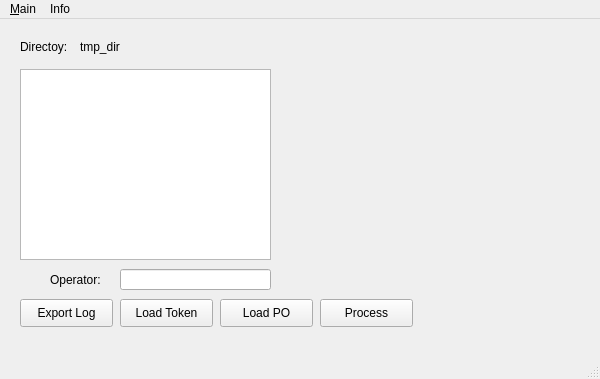
Before: the Qt Designer form gui/GUI_Automation.ui in FychanTW/automation_PO, drawn with Qt 5.
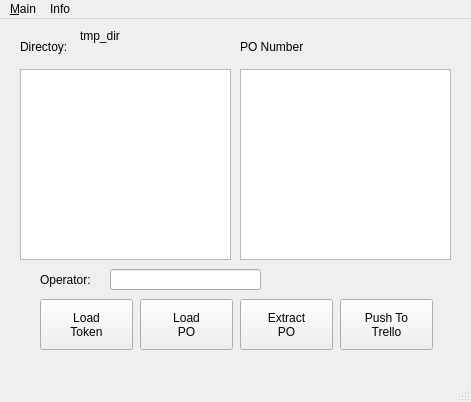
After: the same form once the commit is applied.

Diff of the .ui file:
```diff
--- a/gui/GUI_Automation.ui
+++ b/gui/GUI_Automation.ui
@@ -9,8 +9,8 @@
    <rect>
     <x>0</x>
     <y>0</y>
-    <width>600</width>
-    <height>379</height>
+    <width>471</width>
+    <height>402</height>
    </rect>
   </property>
   <property name="font">
@@ -35,83 +35,111 @@
    <widget class="QPushButton" name="ProcessBtn">
     <property name="geometry">
      <rect>
-      <x>320</x>
+      <x>240</x>
       <y>280</y>
       <width>93</width>
-      <height>28</height>
+      <height>51</height>
      </rect>
     </property>
     <property name="font">
      <font>
       <family>Arial</family>
       <pointsize>9</pointsize>
+      <weight>50</weight>
+      <italic>false</italic>
+      <bold>false</bold>
      </font>
     </property>
     <property name="text">
-     <string>Process</string>
+     <string>Extract
+PO</string>
     </property>
    </widget>
    <widget class="QPushButton" name="LoadPOBtn">
     <property name="geometry">
      <rect>
-      <x>220</x>
+      <x>140</x>
       <y>280</y>
       <width>93</width>
-      <height>28</height>
+      <height>51</height>
      </rect>
     </property>
     <property name="font">
      <font>
       <family>Arial</family>
       <pointsize>9</pointsize>
+      <weight>50</weight>
+      <italic>false</italic>
+      <bold>false</bold>
      </font>
     </property>
+    <property name="autoFillBackground">
+     <bool>false</bool>
+    </property>
     <property name="text">
-     <string>Load PO</string>
+     <string>Load
+PO</string>
+    </property>
+    <property name="autoDefault">
+     <bool>false</bool>
+    </property>
+    <property name="default">
+     <bool>false</bool>
+    </property>
+    <property name="flat">
+     <bool>false</bool>
     </property>
    </widget>
    <widget class="QPushButton" name="LoadTokenBtn">
     <property name="geometry">
      <rect>
-      <x>120</x>
+      <x>40</x>
       <y>280</y>
       <width>93</width>
-      <height>28</height>
+      <height>51</height>
      </rect>
     </property>
     <property name="font">
      <font>
       <family>Arial</family>
       <pointsize>9</pointsize>
+      <weight>50</weight>
+      <italic>false</italic>
+      <bold>false</bold>
      </font>
     </property>
     <property name="text">
-     <string>Load Token</string>
+     <string>Load 
+Token</string>
     </property>
    </widget>
    <widget class="QPushButton" name="ExportLogBtn">
     <property name="geometry">
      <rect>
-      <x>20</x>
+      <x>340</x>
       <y>280</y>
       <width>93</width>
-      <height>28</height>
+      <height>51</height>
      </rect>
     </property>
     <property name="font">
      <font>
       <family>Arial</family>
       <pointsize>9</pointsize>
+      <weight>50</weight>
+      <italic>false</italic>
+      <bold>false</bold>
      </font>
     </property>
     <property name="text">
-     <string>Export Log</string>
+     <string>Push To
+Trello</string>
     </property>
    </widget>
    <widget class="QLineEdit" name="OperatorName">
     <property name="geometry">
      <rect>
-      <x>120</x>
+      <x>110</x>
       <y>250</y>
       <width>151</width>
       <height>21</height>
@@ -124,7 +152,7 @@
    <widget class="QLabel" name="label">
     <property name="geometry">
      <rect>
-      <x>50</x>
+      <x>40</x>
       <y>250</y>
       <width>61</width>
       <height>21</height>
@@ -148,7 +176,7 @@
      <rect>
       <x>20</x>
       <y>50</y>
-      <width>251</width>
+      <width>211</width>
       <height>191</height>
      </rect>
     </property>
@@ -166,6 +194,9 @@
      <font>
       <family>Arial</family>
       <pointsize>9</pointsize>
+      <weight>50</weight>
+      <italic>false</italic>
+      <bold>false</bold>
      </font>
     </property>
     <property name="text">
@@ -176,23 +207,67 @@
     <property name="geometry">
      <rect>
       <x>80</x>
-      <y>20</y>
+      <y>10</y>
       <width>191</width>
-      <height>16</height>
+      <height>32</height>
      </rect>
     </property>
     <property name="font">
      <font>
       <family>Arial</family>
       <pointsize>9</pointsize>
+      <weight>50</weight>
+      <italic>false</italic>
+      <bold>false</bold>
      </font>
     </property>
     <property name="text">
      <string>tmp_dir</string>
     </property>
+    <property name="alignment">
+     <set>Qt::AlignLeading|Qt::AlignLeft|Qt::AlignTop</set>
+    </property>
     <property name="wordWrap">
      <bool>true</bool>
     </property>
+    <property name="textInteractionFlags">
+     <set>Qt::LinksAccessibleByMouse|Qt::TextSelectableByMouse</set>
+    </property>
+   </widget>
+   <widget class="QListView" name="PONum_listView">
+    <property name="geometry">
+     <rect>
+      <x>240</x>
+      <y>50</y>
+      <width>211</width>
+      <height>191</height>
+     </rect>
+    </property>
+    <property name="sizeAdjustPolicy">
+     <enum>QAbstractScrollArea::AdjustIgnored</enum>
+    </property>
+   </widget>
+   <widget class="QLabel" name="label_3">
+    <property name="geometry">
+     <rect>
+      <x>240</x>
+      <y>20</y>
+      <width>81</width>
+      <height>16</height>
+     </rect>
+    </property>
+    <property name="font">
+     <font>
+      <family>Arial</family>
+      <pointsize>9</pointsize>
+      <weight>50</weight>
+      <italic>false</italic>
+      <bold>false</bold>
+     </font>
+    </property>
+    <property name="text">
+     <string>PO Number</string>
+    </property>
    </widget>
   </widget>
   <widget class="QMenuBar" name="menubar">
@@ -200,8 +275,8 @@
     <rect>
      <x>0</x>
      <y>0</y>
-     <width>600</width>
-     <height>21</height>
+     <width>471</width>
+     <height>23</height>
     </rect>
    </property>
    <widget class="QMenu" name="menuMain">
```
Left out of the diff: 11 changed lines with no effect on the pictures.
